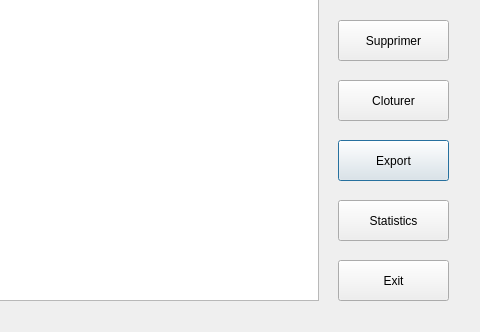
Before: the Qt Designer form ListeProjetDialog.ui in ProjetCPP-S2-2A15/projetcpp2a15-vaccicare, drawn with Qt 5; both pictures show x 312 to 792 and y 220 to 552 of the 792 by 552 pixel window.
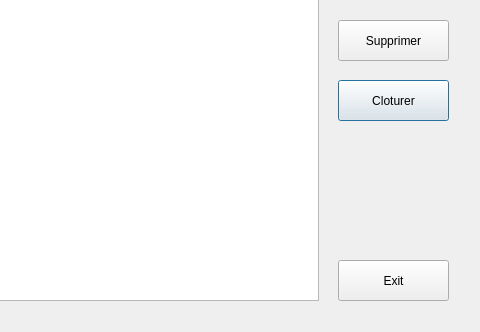
After: the same form once the commit is applied.

Patch:
```diff
--- a/ListeProjetDialog.ui
+++ b/ListeProjetDialog.ui
@@ -13,19 +13,6 @@
   <property name="windowTitle">
    <string>Dialog</string>
   </property>
-  <widget class="QPushButton" name="ButtonExport">
-   <property name="geometry">
-    <rect>
-     <x>650</x>
-     <y>360</y>
-     <width>111</width>
-     <height>41</height>
-    </rect>
-   </property>
-   <property name="text">
-    <string>Export</string>
-   </property>
-  </widget>
   <widget class="QPushButton" name="ButtonCloturer">
    <property name="geometry">
     <rect>
@@ -121,19 +108,6 @@
     </rect>
    </property>
   </widget>
-  <widget class="QPushButton" name="ButtonStatistics">
-   <property name="geometry">
-    <rect>
-     <x>650</x>
-     <y>420</y>
-     <width>111</width>
-     <height>41</height>
-    </rect>
-   </property>
-   <property name="text">
-    <string>Statistics</string>
-   </property>
-  </widget>
   <widget class="QLabel" name="label">
    <property name="geometry">
     <rect>
```
